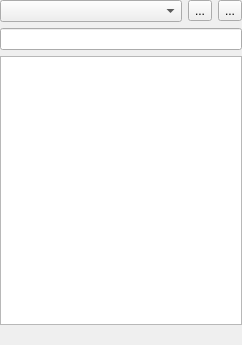
First picture: the form in plugins/generix/ui/dictionarydockwidget.ui, repository phoenix741/xinx, before the edit.
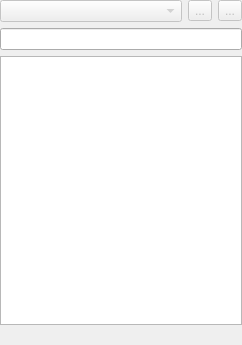
Second picture: the form after the edit. Icons and pictures are not drawn. Custom widgets are drawn as their Qt base class.

```diff
--- a/plugins/generix/ui/dictionarydockwidget.ui
+++ b/plugins/generix/ui/dictionarydockwidget.ui
@@ -24,10 +24,17 @@
     <item>
      <layout class="QHBoxLayout" name="horizontalLayout">
       <item>
-       <widget class="QComboBox" name="m_dictionaryList"/>
+       <widget class="QComboBox" name="m_dictionaryList">
+        <property name="enabled">
+         <bool>false</bool>
+        </property>
+       </widget>
       </item>
       <item>
        <widget class="QToolButton" name="m_addToDico">
+        <property name="enabled">
+         <bool>false</bool>
+        </property>
         <property name="text">
          <string>...</string>
         </property>
@@ -39,6 +46,9 @@
       </item>
       <item>
        <widget class="QToolButton" name="m_updateBase">
+        <property name="enabled">
+         <bool>false</bool>
+        </property>
         <property name="text">
          <string>...</string>
         </property>
@@ -72,6 +82,11 @@
    <extends>QLineEdit</extends>
    <header location="global">xinxlineedit.h</header>
   </customwidget>
+  <customwidget>
+   <class>DictionaryWidget</class>
+   <extends>QTreeWidget</extends>
+   <header>docks/dictionary/dictionarywidget.h</header>
+  </customwidget>
  </customwidgets>
  <resources>
   <include location="../../../components/xinxpluginselector.qrc"/>
```
Left out of the diff: 11 changed lines with no effect on the pictures.
